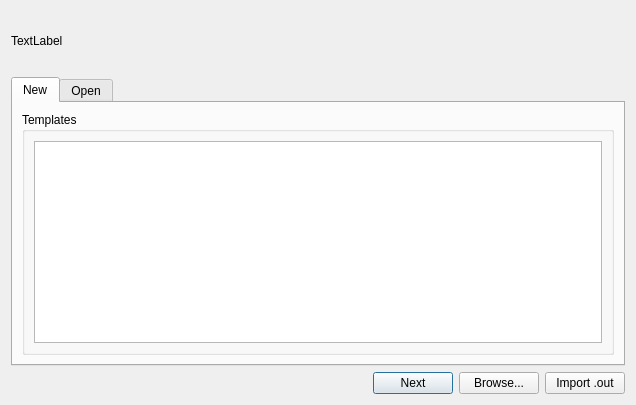
First picture: the form in src/startdialog.ui, repository 3x380V/SorpSim, before the edit.
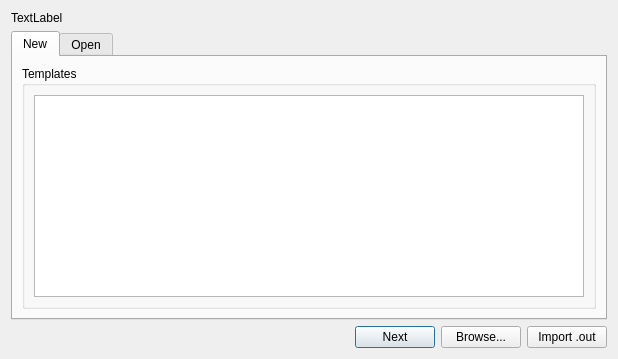
Second picture: the form after the edit.

Commit message: Shrink dialogs to min. required size

The edit to the form file:
```diff
--- a/src/startdialog.ui
+++ b/src/startdialog.ui
@@ -6,8 +6,8 @@
    <rect>
     <x>0</x>
     <y>0</y>
-    <width>636</width>
-    <height>405</height>
+    <width>612</width>
+    <height>346</height>
    </rect>
   </property>
   <property name="sizePolicy">
```
The commit also changes 7 other files.
